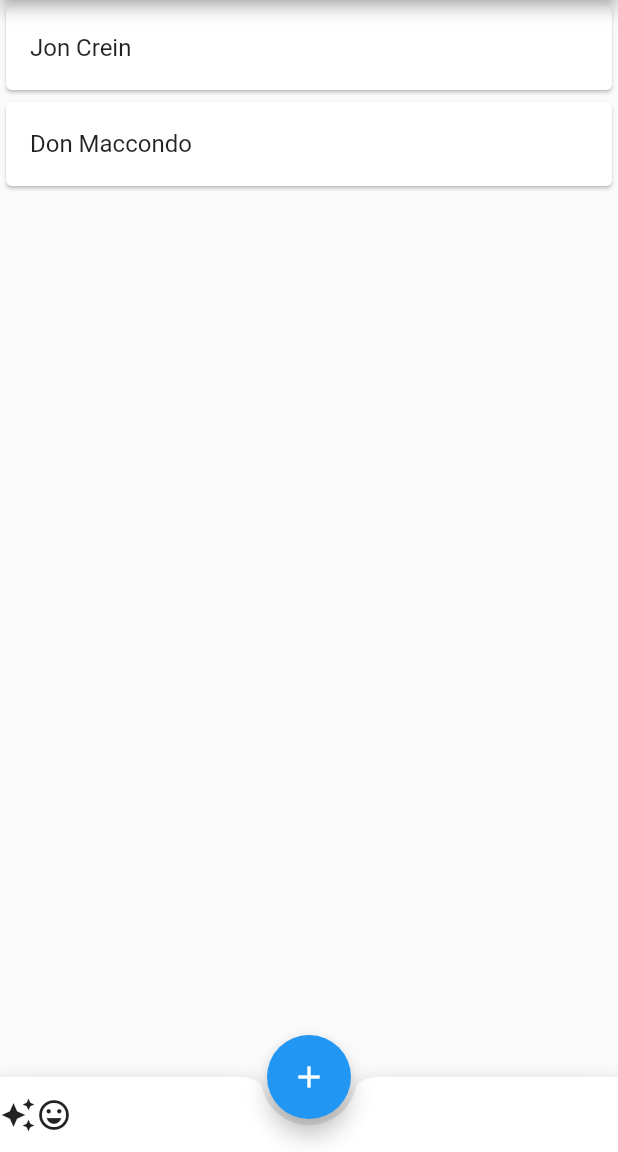
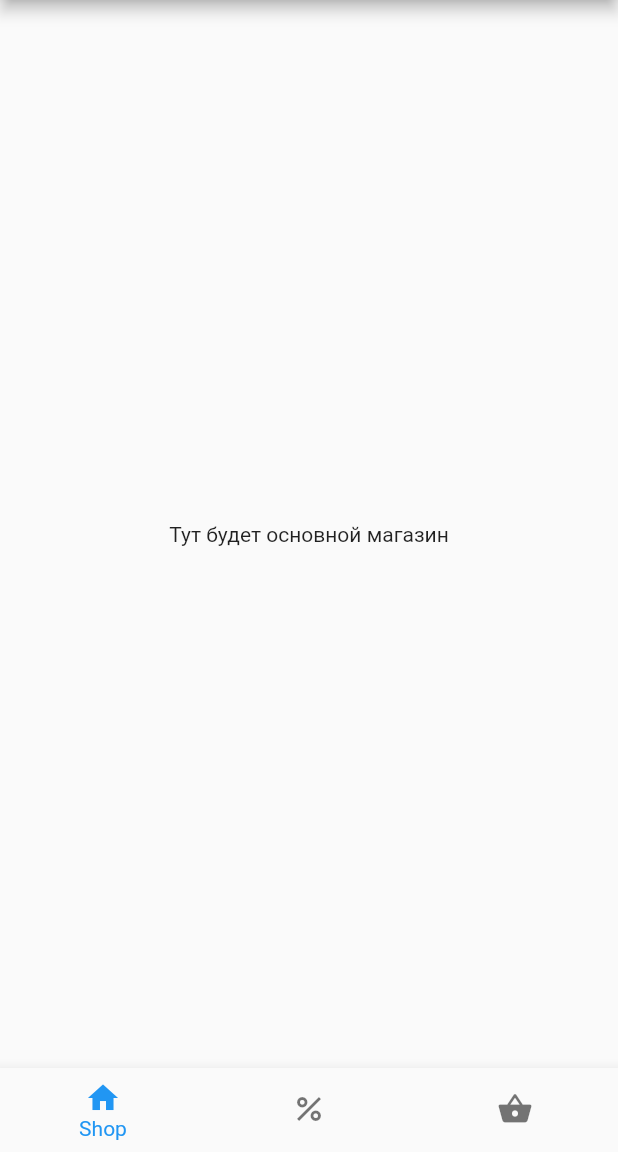
Before and after one commit to Shithappe/woda_flutter, a Flutter app: the Home screen opened directly, on a phone screen of 412 x 824 dp, the part 84-1236 px from its top. Run offline on Flutter 3.47's test engine with Material 2 defaults, Android fonts, the phone set to English and light mode, and no system bars.

Commit message:
some start with flutter

```diff
--- a/lib/pages/home.dart
+++ b/lib/pages/home.dart
@@ -1,7 +1,9 @@
 import 'package:flutter/material.dart';
+import 'package:flutter_app/pages/home_homeTab.dart';
 
 class Home extends StatefulWidget {
   const Home({Key? key}) : super(key: key);
+
 
   @override
   State<Home> createState() => _HomeState();
@@ -11,6 +13,13 @@ class _HomeState extends State<Home> {
 
   late String enterName;
   List todoList = [];
+  int currentIndex = 0;
+  final mainScreens = [
+    // Center(child: Text('home')),
+    homeHomeTab(),
+    Center(child: Text('sale')),
+    Center(child: Text('cash'))
+  ];
 
   @override
   void initState() {
@@ -25,60 +34,108 @@ class _HomeState extends State<Home> {
       appBar: AppBar(
         title: const Text('my name is')
       ),
-      body: ListView.builder(
-          itemCount: todoList.length,
-          itemBuilder: (BuildContext context, int index) {
-            return Dismissible(
-                key: Key(todoList[index]),
-                child: Card(
-                  child: ListTile(title: Text(todoList[index]))
-                ),
-                onDismissed: (direction) {
-                  setState(() {
-                    todoList.removeAt(index);
-                  });
-                },
-            );
-          }
-      ),
-      bottomNavigationBar: BottomAppBar(
-        shape: const CircularNotchedRectangle(),
-        child: SizedBox(
-            height: 50.0,
-            child: Row(
-              children: const <Widget>[
-                Icon(Icons.auto_awesome),
-                Icon(Icons.sentiment_very_satisfied),
-              ],
+      body: mainScreens[currentIndex],
+      // ListView.builder(
+      //     itemCount: todoList.length,
+      //     itemBuilder: (BuildContext context, int index) {
+      //       return Dismissible(
+      //           key: Key(todoList[index]),
+      //           child: Card(
+      //             child: ListTile(title: Text(todoList[index]))
+      //           ),
+      //           onDismissed: (direction) {
+      //             setState(() {
+      //               todoList.removeAt(index);
+      //             });
+      //           },
+      //       );
+      //     }
+      // ),
+        bottomNavigationBar: BottomNavigationBar(
+          currentIndex: currentIndex,
+          onTap: (index) => setState(() => currentIndex = index),
+          showUnselectedLabels: false,
+          items: const <BottomNavigationBarItem>[
+            BottomNavigationBarItem(
+              icon: Icon(Icons.home),
+              label: 'Shop',
             ),
+            BottomNavigationBarItem(
+              icon: Icon(Icons.percent),
+              label: 'Sale',
+            ),
+            BottomNavigationBarItem(
+              icon: Icon(Icons.shopping_basket),
+              label: 'Cash',
+            ),
+          ],
         ),
-      ),
-      floatingActionButton: FloatingActionButton(
-        onPressed: () {
-          showDialog(context: context, builder: (BuildContext context) {
-            return AlertDialog(
-              title: const Text('Add name'),
-              content: TextField(
-                autofocus: true,
-                onChanged: (String value) {
-                  enterName = value;
-                },
-              ),
-              actions: [
-                ElevatedButton(onPressed: () {
-                  setState(() {
-                    todoList.add(enterName);
-                  });
-                  Navigator.of(context).pop();
-                }, child: const Text('Add')),
-                ElevatedButton(onPressed: () {Navigator.of(context).pop();},
-                    child: const Text('Cancel'))
-              ],
-            );
-          });
-        },
-        child: const Icon(Icons.add),
-      ), floatingActionButtonLocation: FloatingActionButtonLocation.centerDocked
+      // bottomNavigationBar: BottomAppBar(
+      //   shape: const CircularNotchedRectangle(),
+      //   child: SizedBox(
+      //       height: 50.0,
+      //       child: Row(
+      //         children: <Widget>[
+      //           Padding(
+      //             padding: const EdgeInsets.only(left: 10.0),
+      //             child: Column(
+      //               mainAxisSize: MainAxisSize.min,
+      //               children: const [
+      //                 Icon(Icons.home),
+      //                 Text('Home')
+      //               ],
+      //             ),
+      //           ),
+      //           Padding(
+      //             padding: const EdgeInsets.only(right: 20.0, top: 10.0, bottom: 10.0),
+      //             child: Column(
+      //               mainAxisSize: MainAxisSize.min,
+      //               children: const [
+      //                 Icon(Icons.home),
+      //                 Text('Home')
+      //               ],
+      //             ),
+      //           ),
+      //           Padding(
+      //             padding: const EdgeInsets.only(right: 20.0, top: 10.0, bottom: 10.0),
+      //             child: Column(
+      //               mainAxisSize: MainAxisSize.min,
+      //               children: const [
+      //                 Icon(Icons.home),
+      //                 Text('Home')
+      //               ],
+      //             ),
+      //           ),
+      //         ],
+      //       ),
+      //   ),
+      // ),
+      // floatingActionButton: FloatingActionButton(
+      //   onPressed: () {
+      //     showDialog(context: context, builder: (BuildContext context) {
+      //       return AlertDialog(
+      //         title: const Text('Add name'),
+      //         content: TextField(
+      //           autofocus: true,
+      //           onChanged: (String value) {
+      //             enterName = value;
+      //           },
+      //         ),
+      //         actions: [
+      //           ElevatedButton(onPressed: () {
+      //             setState(() {
+      //               todoList.add(enterName);
+      //             });
+      //             Navigator.of(context).pop();
+      //           }, child: const Text('Add')),
+      //           ElevatedButton(onPressed: () {Navigator.of(context).pop();},
+      //               child: const Text('Cancel'))
+      //         ],
+      //       );
+      //     });
+      //   },
+      //   child: const Icon(Icons.add),
+      // ), floatingActionButtonLocation: FloatingActionButtonLocation.centerDocked
     );
   }
 }
--- /dev/null
+++ b/lib/pages/home_homeTab.dart
@@ -0,0 +1,14 @@
+import 'package:flutter/material.dart';
+
+class homeHomeTab extends StatelessWidget {
+  const homeHomeTab({Key? key}) : super(key: key);
+
+  @override
+  Widget build(BuildContext context) {
+    return const Scaffold(
+      body: Center(
+          child: Text('Тут будет основной магазин')
+      )
+    );
+  }
+}
```
Also changed, not shown: lib/main.dart (+8 -4 lines), lib/pages/login.dart (+83 -37 lines).
